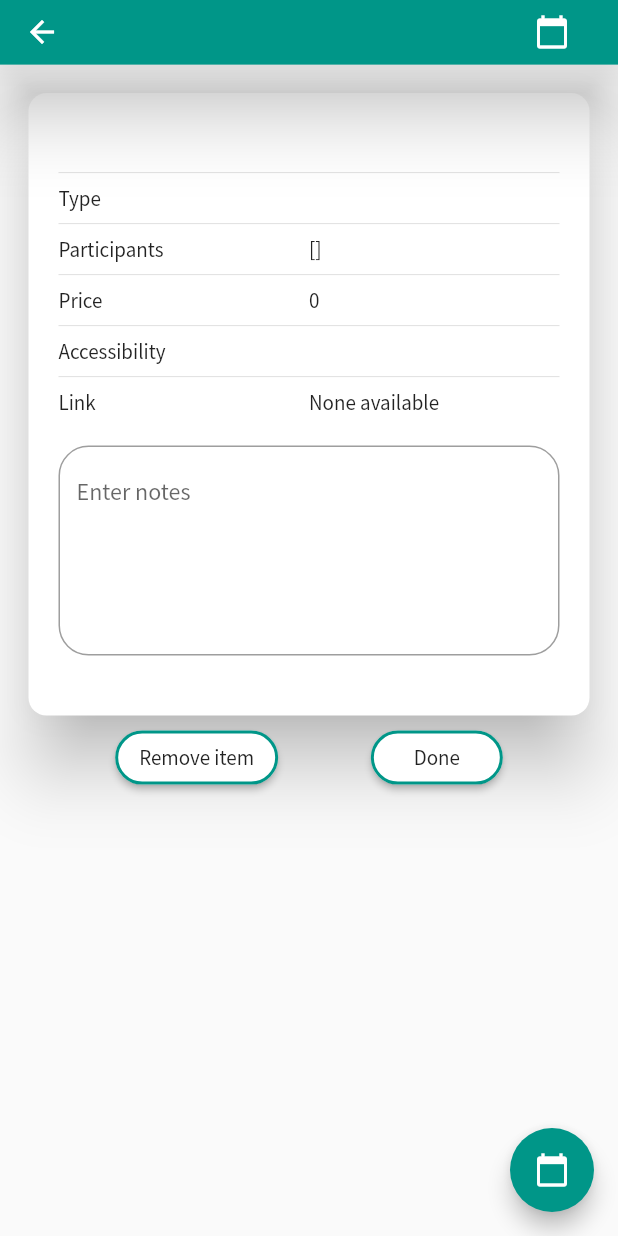
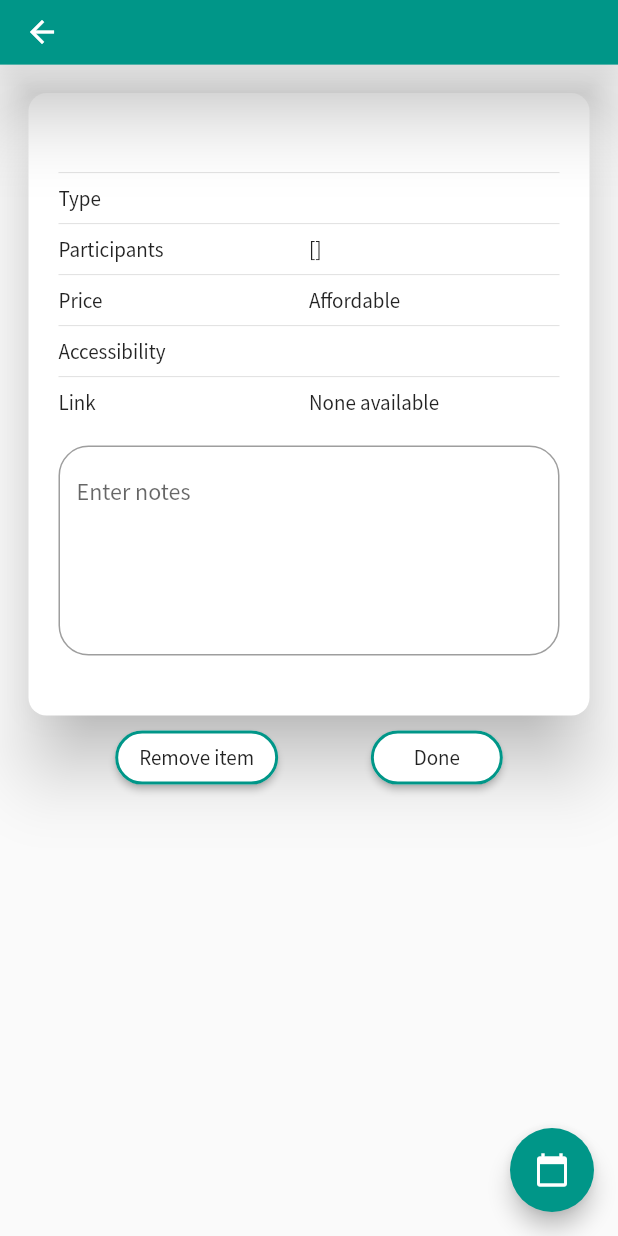
Before and after one commit to prabhaskumra/I-am-bored, a Flutter app: the ListDetailScreen screen opened directly with empty values, after a tap on the "calendar today" icon, on a phone screen of 412 x 824 dp. Run offline on Flutter 3.47's test engine with Material 2 defaults, Android fonts, the phone set to English and light mode, and no system bars; drawn by our look-alikes of flutter_linkify; our stand-ins replace bottom_navy_bar, share, sqflite; missing offline and left inert: add_2_calendar; accounts and stored records are empty.

Commit message:
bug fixes.

```diff
--- a/i_am_bored/lib/helpers/database_helper.dart
+++ b/i_am_bored/lib/helpers/database_helper.dart
@@ -68,7 +68,9 @@ class DatabaseHelper {
 
   Future<List<Map<String, dynamic>>> queryALl() async {
     Database db = await instance.database;
-    return await db.query(_savedListTable);
+    List<Map<String, dynamic>> returnedList = await db.query(_savedListTable);
+    returnedList = returnedList.reversed.toList();
+    return returnedList;
   }
 
   Future<int> update(Map<String, dynamic> row) async {
--- a/i_am_bored/lib/provider/saved_list.dart
+++ b/i_am_bored/lib/provider/saved_list.dart
@@ -48,8 +48,5 @@ class SavedList with ChangeNotifier {
 
   Future<void> getDatabaseList() async {
     databaseList = await DatabaseHelper.instance.queryALl();
-    print(databaseList);
-    // databaseList.reversed.toList();
-    // notifyListeners();
   }
 }
--- a/i_am_bored/lib/screens/list_detail_screen.dart
+++ b/i_am_bored/lib/screens/list_detail_screen.dart
@@ -129,10 +129,17 @@ class _ListDetailScreenState extends State<ListDetailScreen> {
             tooltip: 'Add this activity to calendar',
             child: Icon(Icons.calendar_today),
             onPressed: () {
+              String combined;
+              if (!linkisEmpty) {
+                combined =
+                    '${widget.receivedList[DatabaseHelper.link]}\n${_myTextController.text}';
+              } else {
+                combined = '${_myTextController.text}';
+              }
+
               Event event = Event(
                 title: widget.receivedList[DatabaseHelper.activity],
-                description:
-                    '${widget.receivedList[DatabaseHelper.link]}\n${_myTextController.text}',
+                description: combined,
                 // description: _myTextController.text,
                 // location: 'Flutter app',
                 startDate: DateTime.now(),
@@ -146,15 +153,15 @@ class _ListDetailScreenState extends State<ListDetailScreen> {
               // });
             }),
         appBar: AppBar(
-          actions: [
-            FlatButton(
-              child: Icon(
-                Icons.calendar_today,
-                color: Colors.white,
-              ),
-              onPressed: () {},
-            )
-          ],
+          // actions: [
+          //   FlatButton(
+          //     child: Icon(
+          //       Icons.calendar_today,
+          //       color: Colors.white,
+          //     ),
+          //     onPressed: () {},
+          //   )
+          // ],
           elevation: 20,
           toolbarHeight: kToolbarHeight / 1.3,
           // backgroundColor: Theme.of(context),
@@ -167,7 +174,7 @@ class _ListDetailScreenState extends State<ListDetailScreen> {
           //     // top: Radius.circular(30),
           //   ),
           // ),
-          // title: Text(widget.receivedList[DatabaseHelper.activity]),
+          title: Text(widget.receivedList[DatabaseHelper.activity]),
         ),
         body: SingleChildScrollView(
           child: Container(
@@ -187,7 +194,7 @@ class _ListDetailScreenState extends State<ListDetailScreen> {
                     padding: EdgeInsets.all(20),
                     child: Column(
                       children: [
-                        Text(
+                        SelectableText(
                           widget.receivedList[DatabaseHelper.activity],
                           textAlign: TextAlign.center,
                           style: TextStyle(
@@ -218,8 +225,13 @@ class _ListDetailScreenState extends State<ListDetailScreen> {
                             TableRow(
                               children: [
                                 Text("Price"),
-                                Text(widget.receivedList[DatabaseHelper.price]
-                                    .toString()),
+                                Text(
+                                    widget.receivedList[DatabaseHelper.price] ==
+                                            0.0
+                                        ? "Affordable"
+                                        : "not Affortdable"
+                                    // .toString(),
+                                    ),
                               ],
                             ),
                             buildTableRowDivider(),
```
Also changed, not shown: i_am_bored/lib/screens/settings_screen.dart (+13 -0 lines).
